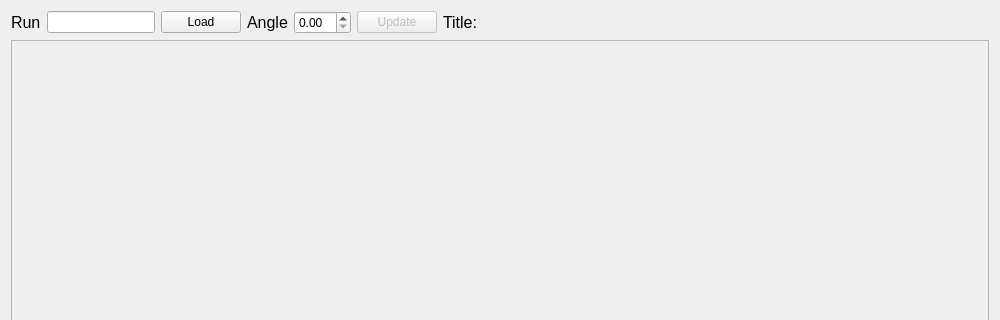
This is qt/scientific_interfaces/ISISReflectometry/GUI/Preview/PreviewWidget.ui in mantidproject/mantid as Qt 5 draws it before an edit; both pictures show x 0 to 1000 and y 0 to 320 of the 1000 by 633 pixel window. The edited form follows.
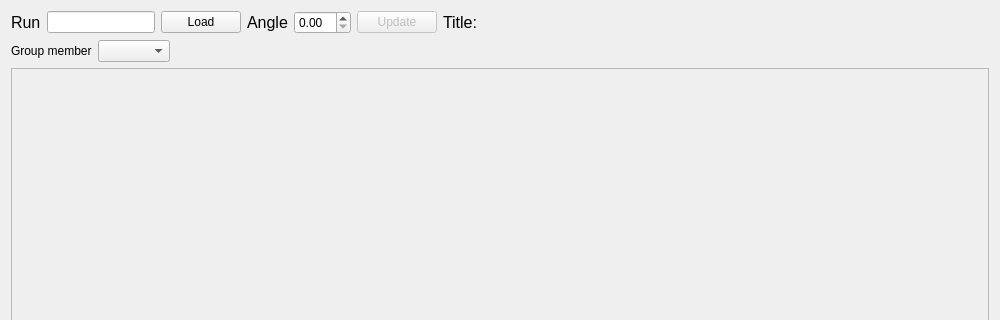
This is the edited form.

Commit message: Support group member selection in reflectometry preview

```diff
--- a/qt/scientific_interfaces/ISISReflectometry/GUI/Preview/PreviewWidget.ui
+++ b/qt/scientific_interfaces/ISISReflectometry/GUI/Preview/PreviewWidget.ui
@@ -119,6 +119,40 @@
        </property>
       </widget>
      </item>
+   </layout>
+   </item>
+   <item>
+    <layout class="QHBoxLayout" name="group_member_layout">
+     <item>
+      <widget class="QLabel" name="group_member_label">
+       <property name="visible">
+        <bool>false</bool>
+       </property>
+       <property name="text">
+        <string>Group member</string>
+       </property>
+      </widget>
+     </item>
+     <item>
+      <widget class="QComboBox" name="group_member_combo_box">
+       <property name="visible">
+        <bool>false</bool>
+       </property>
+      </widget>
+     </item>
+     <item>
+      <spacer name="group_member_spacer">
+       <property name="orientation">
+        <enum>Qt::Horizontal</enum>
+       </property>
+       <property name="sizeHint" stdset="0">
+        <size>
+         <width>40</width>
+         <height>20</height>
+        </size>
+       </property>
+      </spacer>
+     </item>
     </layout>
    </item>
    <item>
```
The commit also changes 18 other files.
